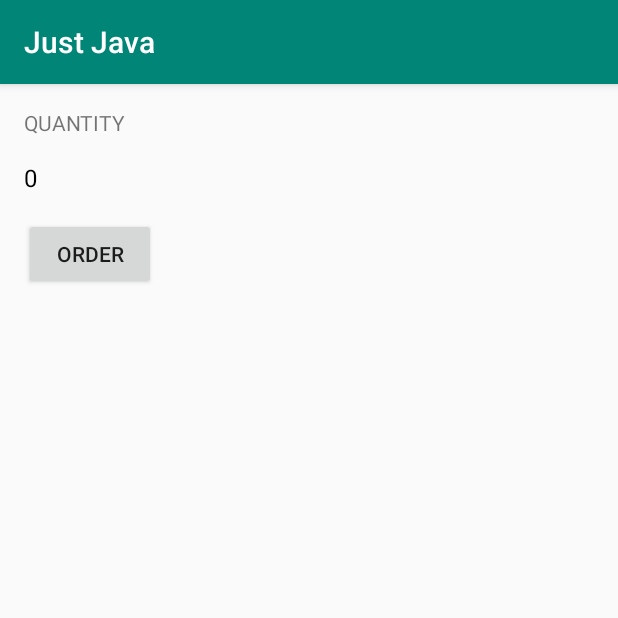
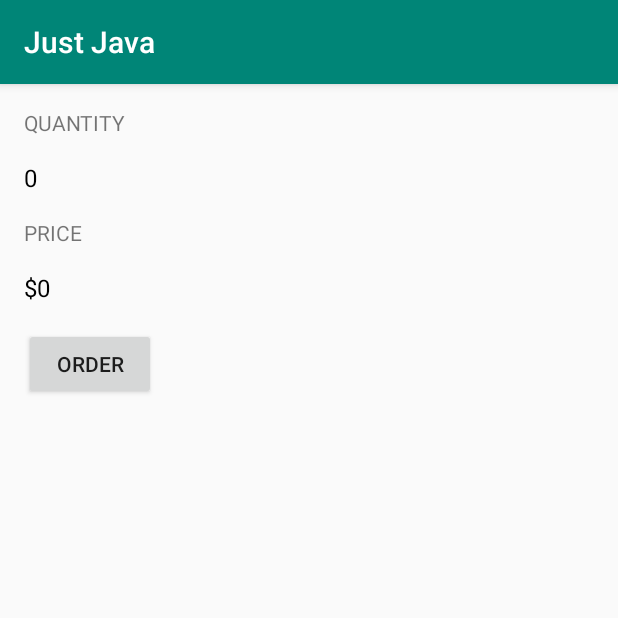
Before and after one commit to manisha-A/coffeeshots, an Android app: the screen it shows after launch (MainActivity), on a phone screen of 412 x 824 dp, the top half of it. Run offline under Robolectric (Android 15) with nearby library versions, the phone set to English and light mode, and no system bars.

Commit message:
Added Price textview and dislayPrice method

```diff
--- a/app/src/main/res/layout/activity_main.xml
+++ b/app/src/main/res/layout/activity_main.xml
@@ -26,11 +26,28 @@
         android:textColor="@android:color/black"
         android:textSize="16sp" />
 
+    <TextView
+        android:layout_width="wrap_content"
+        android:layout_height="wrap_content"
+        android:layout_marginTop="16dp"
+        android:text="@string/price"
+        android:textAllCaps="true"/>
+
+    <TextView
+        android:id="@+id/price_text_view"
+        android:layout_width="wrap_content"
+        android:layout_height="wrap_content"
+        android:text="$0"
+        android:layout_marginTop="16dp"
+        android:textColor="@android:color/black"
+        android:textSize="16sp" />
+
     <Button
         android:layout_width="wrap_content"
         android:layout_height="wrap_content"
         android:layout_marginTop="16dp"
-        android:text="@string/order"/>
+        android:text="@string/order"
+        android:onClick="submitOrder"/>
 
 
 
--- a/app/src/main/res/values/strings.xml
+++ b/app/src/main/res/values/strings.xml
@@ -2,4 +2,5 @@
     <string name="app_name">Just Java</string>
     <string name="quantity">Quantity</string>
     <string name="order">Order</string>
+    <string name="price">Price</string>
 </resources>
```
Also changed, not shown: app/src/main/java/com/example/android/justjava/MainActivity.java (+33 -1 lines).
